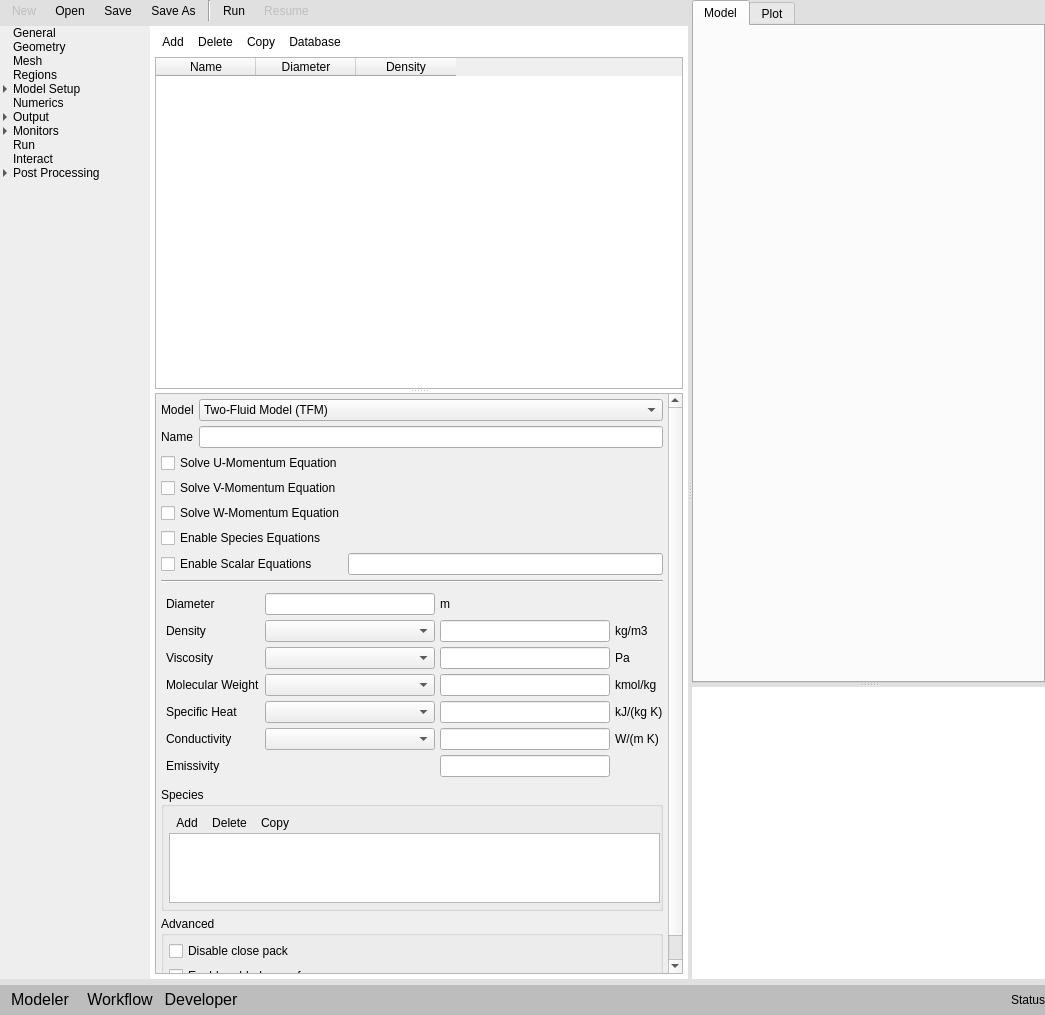
This is gui/uifiles/gui.ui in truongd8593/mfix as Qt 5 draws it before an edit. The edited form follows.
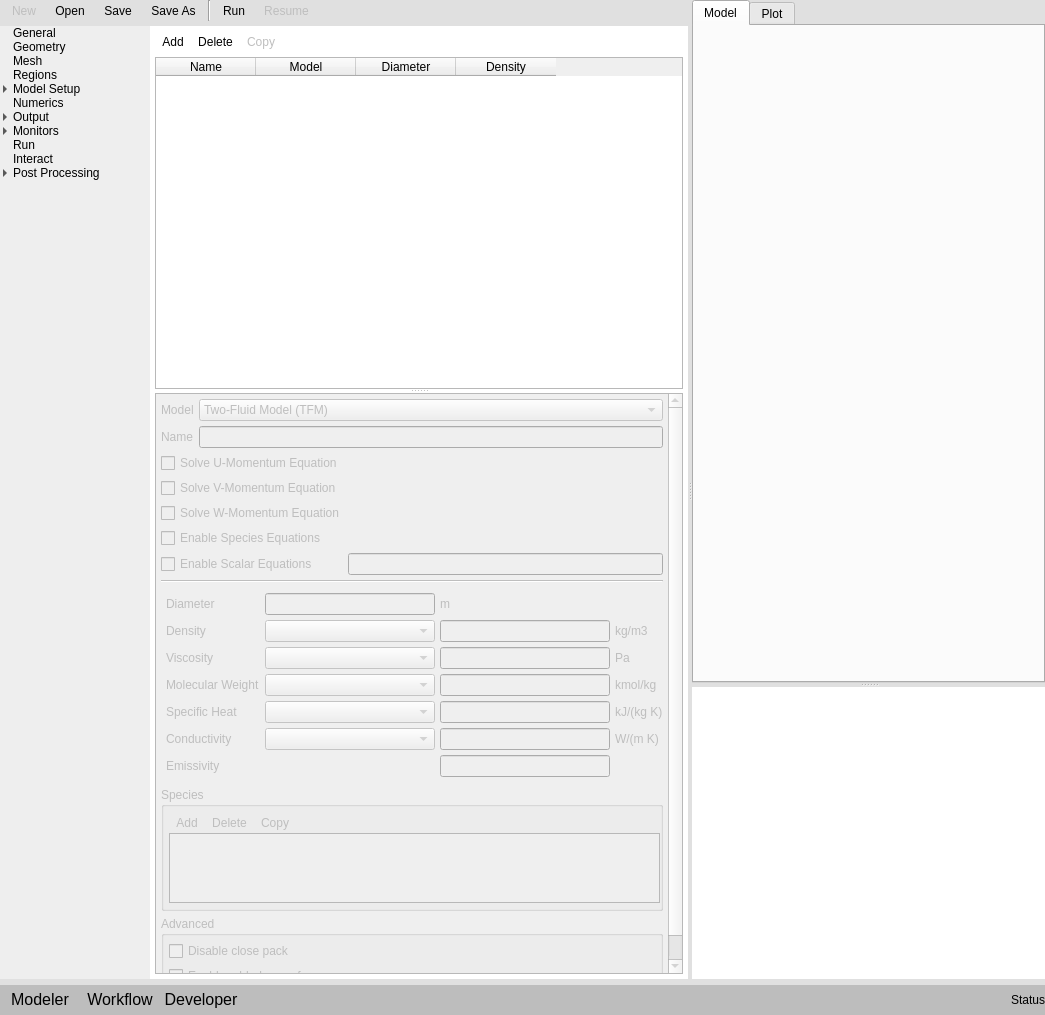
This is the edited form. The open tabs and pages were chosen to show the change. Custom widgets are drawn as their Qt base class.

Commit message: clean up fluid species code, work on solids phase

Patch:
```diff
--- a/gui/uifiles/gui.ui
+++ b/gui/uifiles/gui.ui
@@ -1224,7 +1224,10 @@
                        </widget>
                       </item>
                       <item>
-                       <widget class="QToolButton" name="toolbutton_tfm_solids_copy">
+                       <widget class="QToolButton" name="toolbutton_solids_copy">
+                        <property name="enabled">
+                         <bool>false</bool>
+                        </property>
                         <property name="text">
                          <string>Copy</string>
                         </property>
@@ -1233,16 +1236,6 @@
                         </property>
                        </widget>
                       </item>
-                      <item>
-                       <widget class="QToolButton" name="toolButtonTFMSolidsDatabase">
-                        <property name="text">
-                         <string>Database</string>
-                        </property>
-                        <property name="autoRaise">
-                         <bool>true</bool>
-                        </property>
-                       </widget>
-                      </item>
                       <item>
                        <spacer name="horizontalSpacer_7">
                         <property name="orientation">
@@ -1297,6 +1290,11 @@
                         <string>Name</string>
                        </property>
                       </column>
+                      <column>
+                       <property name="text">
+                        <string>Model</string>
+                       </property>
+                      </column>
                       <column>
                        <property name="text">
                         <string>Diameter</string>
@@ -1309,6 +1307,9 @@
                       </column>
                      </widget>
                      <widget class="QScrollArea" name="scrollArea">
+                      <property name="enabled">
+                       <bool>false</bool>
+                      </property>
                       <property name="sizePolicy">
                        <sizepolicy hsizetype="Expanding" vsizetype="Expanding">
                         <horstretch>0</horstretch>
@@ -1323,8 +1324,8 @@
                         <rect>
                          <x>0</x>
                          <y>0</y>
-                         <width>277</width>
-                         <height>551</height>
+                         <width>525</width>
+                         <height>578</height>
                         </rect>
                        </property>
                        <layout class="QGridLayout" name="gridLayout_53">
```
Left out of the diff: 8 changed lines with no effect on the pictures. The commit also changes 1 other file.
